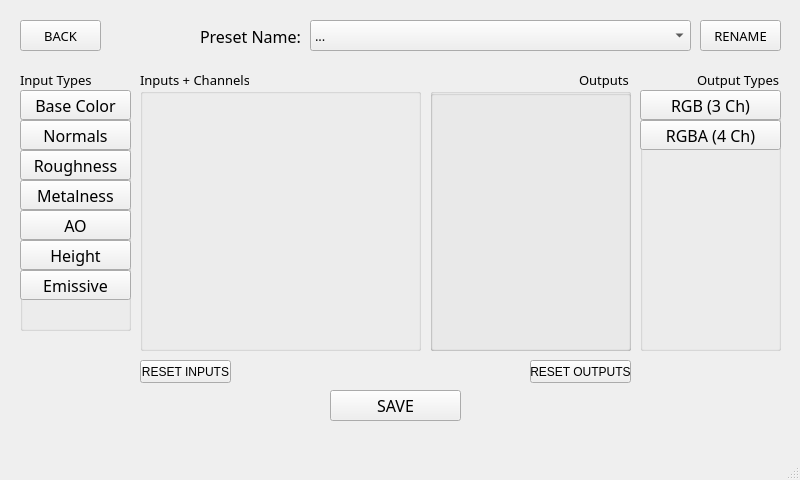
Markgundam/TexturePacker, file PresetMaker.ui: the form before one commit.
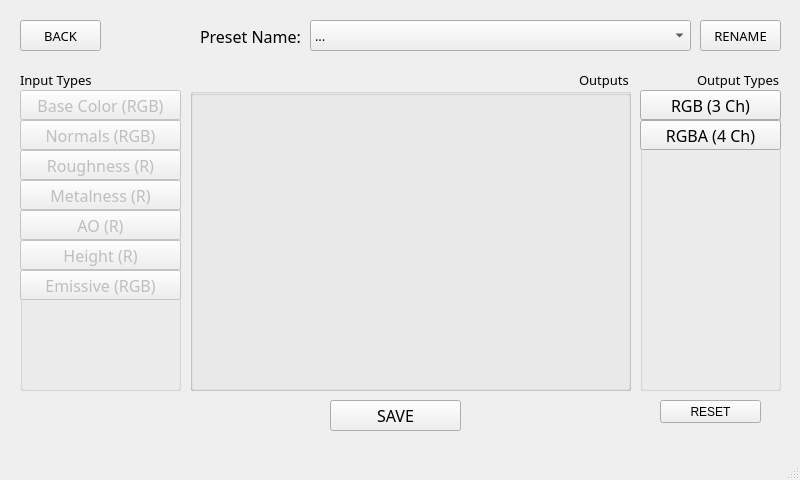
The form after the commit.

Commit message: Output centric refactor

```diff
--- a/PresetMaker.ui
+++ b/PresetMaker.ui
@@ -39,8 +39,8 @@
      <rect>
       <x>20</x>
       <y>70</y>
-      <width>111</width>
-      <height>261</height>
+      <width>161</width>
+      <height>321</height>
      </rect>
     </property>
     <property name="font">
@@ -53,11 +53,14 @@
      <string>Input Types</string>
     </property>
     <widget class="QPushButton" name="BaseColorButton">
+     <property name="enabled">
+      <bool>false</bool>
+     </property>
      <property name="geometry">
       <rect>
        <x>0</x>
        <y>20</y>
-       <width>111</width>
+       <width>161</width>
        <height>30</height>
       </rect>
      </property>
@@ -68,15 +71,18 @@
       </font>
      </property>
      <property name="text">
-      <string>Base Color</string>
+      <string>Base Color (RGB)</string>
      </property>
     </widget>
     <widget class="QPushButton" name="NormalsButton">
+     <property name="enabled">
+      <bool>false</bool>
+     </property>
      <property name="geometry">
       <rect>
        <x>0</x>
        <y>50</y>
-       <width>111</width>
+       <width>161</width>
        <height>30</height>
       </rect>
      </property>
@@ -87,15 +93,18 @@
       </font>
      </property>
      <property name="text">
-      <string>Normals</string>
+      <string>Normals (RGB)</string>
      </property>
     </widget>
     <widget class="QPushButton" name="RoughnessButton">
+     <property name="enabled">
+      <bool>false</bool>
+     </property>
      <property name="geometry">
       <rect>
        <x>0</x>
        <y>80</y>
-       <width>111</width>
+       <width>161</width>
        <height>30</height>
       </rect>
      </property>
@@ -106,15 +115,18 @@
       </font>
      </property>
      <property name="text">
-      <string>Roughness</string>
+      <string>Roughness (R)</string>
      </property>
     </widget>
     <widget class="QPushButton" name="MetalnessButton">
+     <property name="enabled">
+      <bool>false</bool>
+     </property>
      <property name="geometry">
       <rect>
        <x>0</x>
        <y>110</y>
-       <width>111</width>
+       <width>161</width>
        <height>30</height>
       </rect>
      </property>
@@ -125,15 +137,18 @@
       </font>
      </property>
      <property name="text">
-      <string>Metalness</string>
+      <string>Metalness (R)</string>
      </property>
     </widget>
     <widget class="QPushButton" name="AOButton">
+     <property name="enabled">
+      <bool>false</bool>
+     </property>
      <property name="geometry">
       <rect>
        <x>0</x>
        <y>140</y>
-       <width>111</width>
+       <width>161</width>
        <height>30</height>
       </rect>
      </property>
@@ -144,15 +159,18 @@
       </font>
      </property>
      <property name="text">
-      <string>AO</string>
+      <string>AO (R)</string>
      </property>
     </widget>
     <widget class="QPushButton" name="HeightButton">
+     <property name="enabled">
+      <bool>false</bool>
+     </property>
      <property name="geometry">
       <rect>
        <x>0</x>
        <y>170</y>
-       <width>111</width>
+       <width>161</width>
        <height>30</height>
       </rect>
      </property>
@@ -163,15 +181,18 @@
       </font>
      </property>
      <property name="text">
-      <string>Height</string>
+      <string>Height (R)</string>
      </property>
     </widget>
     <widget class="QPushButton" name="EmissiveButton">
+     <property name="enabled">
+      <bool>false</bool>
+     </property>
      <property name="geometry">
       <rect>
        <x>0</x>
        <y>200</y>
-       <width>111</width>
+       <width>161</width>
        <height>30</height>
       </rect>
      </property>
@@ -182,7 +203,7 @@
       </font>
      </property>
      <property name="text">
-      <string>Emissive</string>
+      <string>Emissive (RGB)</string>
      </property>
     </widget>
    </widget>
@@ -192,7 +213,7 @@
       <x>640</x>
       <y>70</y>
       <width>141</width>
-      <height>281</height>
+      <height>321</height>
      </rect>
     </property>
     <property name="font">
@@ -270,7 +291,7 @@
     <property name="geometry">
      <rect>
       <x>330</x>
-      <y>390</y>
+      <y>400</y>
       <width>131</width>
       <height>31</height>
      </rect>
@@ -319,10 +340,10 @@
    <widget class="QGroupBox" name="groupBox_4">
     <property name="geometry">
      <rect>
-      <x>430</x>
+      <x>190</x>
       <y>70</y>
-      <width>201</width>
-      <height>281</height>
+      <width>441</width>
+      <height>321</height>
      </rect>
     </property>
     <property name="font">
@@ -343,8 +364,8 @@
       <rect>
        <x>0</x>
        <y>20</y>
-       <width>201</width>
-       <height>261</height>
+       <width>441</width>
+       <height>301</height>
       </rect>
      </property>
      <property name="title">
@@ -352,55 +373,17 @@
      </property>
     </widget>
    </widget>
-   <widget class="QGroupBox" name="ChannelGroup">
+   <widget class="QPushButton" name="ResetButton">
     <property name="geometry">
      <rect>
-      <x>140</x>
-      <y>70</y>
-      <width>281</width>
-      <height>281</height>
-     </rect>
-    </property>
-    <property name="font">
-     <font>
-      <family>Montserrat Light</family>
-      <pointsize>10</pointsize>
-     </font>
-    </property>
-    <property name="title">
-     <string>Inputs + Channels</string>
-    </property>
-    <property name="alignment">
-     <set>Qt::AlignLeading|Qt::AlignLeft|Qt::AlignTop</set>
-    </property>
-    <property name="flat">
-     <bool>false</bool>
-    </property>
-   </widget>
-   <widget class="QPushButton" name="ResetInputsButton">
-    <property name="geometry">
-     <rect>
-      <x>140</x>
-      <y>360</y>
-      <width>91</width>
-      <height>23</height>
-     </rect>
-    </property>
-    <property name="text">
-     <string>RESET INPUTS</string>
-    </property>
-   </widget>
-   <widget class="QPushButton" name="ResetOutputsButton">
-    <property name="geometry">
-     <rect>
-      <x>530</x>
-      <y>360</y>
+      <x>660</x>
+      <y>400</y>
       <width>101</width>
       <height>23</height>
      </rect>
     </property>
     <property name="text">
-     <string>RESET OUTPUTS</string>
+     <string>RESET</string>
     </property>
    </widget>
    <widget class="QPushButton" name="BackButton">
```
Left out of the diff: 2 changed lines with no effect on the pictures. The commit also changes 3 other files.
